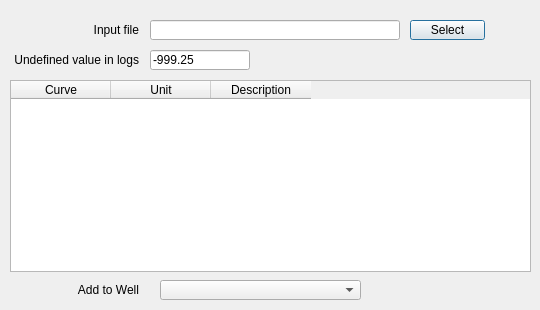
The window that well_pygeopressure/ui/import_logs_dialog.ui (whimian/pyGeoPressure_well) describes before a commit, drawn with Qt 5.
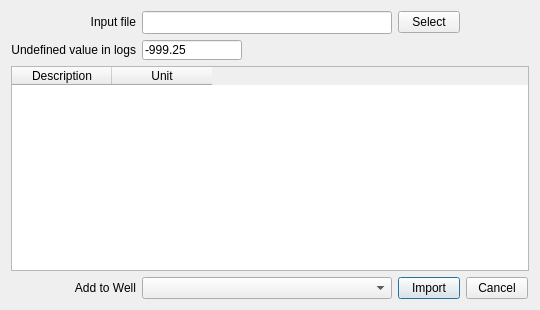
The same window after the commit.

Commit message: implement log import

What changed in the file:
```diff
--- a/well_pygeopressure/ui/import_logs_dialog.ui
+++ b/well_pygeopressure/ui/import_logs_dialog.ui
@@ -18,35 +18,68 @@
   </property>
   <property name="maximumSize">
    <size>
-    <width>540</width>
-    <height>310</height>
+    <width>16777215</width>
+    <height>16777215</height>
    </size>
   </property>
   <property name="windowTitle">
    <string>Import Logs</string>
   </property>
-  <widget class="QPushButton" name="selectButton">
-   <property name="geometry">
-    <rect>
-     <x>410</x>
-     <y>20</y>
-     <width>75</width>
-     <height>20</height>
-    </rect>
-   </property>
+  <layout class="QGridLayout" name="gridLayout">
+   <item row="0" column="1">
+    <widget class="QLineEdit" name="file_lineEdit">
+     <property name="minimumSize">
+      <size>
+       <width>250</width>
+       <height>23</height>
+      </size>
+     </property>
+     <property name="maximumSize">
+      <size>
+       <width>16777215</width>
+       <height>16777215</height>
+      </size>
+     </property>
+     <property name="readOnly">
+      <bool>true</bool>
+     </property>
+    </widget>
+   </item>
+   <item row="3" column="0" colspan="4">
+    <widget class="QTableWidget" name="tableWidget">
+     <column>
    <property name="text">
-    <string>Select</string>
-   </property>
-  </widget>
+       <string>Description</string>
+      </property>
+     </column>
+     <column>
+      <property name="text">
+       <string>Unit</string>
+      </property>
+     </column>
+    </widget>
+   </item>
+   <item row="4" column="0">
+    <widget class="QLabel" name="label_4">
+     <property name="maximumSize">
+      <size>
+       <width>16777215</width>
+       <height>16777215</height>
+      </size>
+     </property>
+     <property name="text">
+      <string>Add to Well</string>
+     </property>
+     <property name="alignment">
+      <set>Qt::AlignRight|Qt::AlignTrailing|Qt::AlignVCenter</set>
+     </property>
+    </widget>
+   </item>
+   <item row="4" column="1">
+    <widget class="QComboBox" name="wells_comboBox"/>
+   </item>
+   <item row="0" column="0">
   <widget class="QLabel" name="label_2">
-   <property name="geometry">
-    <rect>
-     <x>10</x>
-     <y>20</y>
-     <width>129</width>
-     <height>20</height>
-    </rect>
-   </property>
    <property name="maximumSize">
     <size>
      <width>16777215</width>
@@ -60,62 +93,9 @@
     <set>Qt::AlignRight|Qt::AlignTrailing|Qt::AlignVCenter</set>
    </property>
   </widget>
-  <widget class="QLineEdit" name="file_lineEdit">
-   <property name="geometry">
-    <rect>
-     <x>150</x>
-     <y>20</y>
-     <width>250</width>
-     <height>20</height>
-    </rect>
-   </property>
-   <property name="minimumSize">
-    <size>
-     <width>250</width>
-     <height>20</height>
-    </size>
-   </property>
-   <property name="maximumSize">
-    <size>
-     <width>300</width>
-     <height>20</height>
-    </size>
-   </property>
-   <property name="readOnly">
-    <bool>true</bool>
-   </property>
-  </widget>
-  <widget class="QLabel" name="label_3">
-   <property name="geometry">
-    <rect>
-     <x>10</x>
-     <y>50</y>
-     <width>129</width>
-     <height>20</height>
-    </rect>
-   </property>
-   <property name="maximumSize">
-    <size>
-     <width>16777215</width>
-     <height>20</height>
-    </size>
-   </property>
-   <property name="text">
-    <string>Undefined value in logs</string>
-   </property>
-   <property name="alignment">
-    <set>Qt::AlignRight|Qt::AlignTrailing|Qt::AlignVCenter</set>
-   </property>
-  </widget>
+   </item>
+   <item row="1" column="1">
   <widget class="QLineEdit" name="undefined_lineEdit">
-   <property name="geometry">
-    <rect>
-     <x>150</x>
-     <y>50</y>
-     <width>100</width>
-     <height>20</height>
-    </rect>
-   </property>
    <property name="minimumSize">
     <size>
      <width>100</width>
@@ -135,15 +115,9 @@
     <bool>true</bool>
    </property>
   </widget>
-  <widget class="QLabel" name="label_4">
-   <property name="geometry">
-    <rect>
-     <x>10</x>
-     <y>280</y>
-     <width>129</width>
-     <height>20</height>
-    </rect>
-   </property>
+   </item>
+   <item row="1" column="0">
+    <widget class="QLabel" name="label_3">
    <property name="maximumSize">
     <size>
      <width>16777215</width>
@@ -151,47 +125,66 @@
     </size>
    </property>
    <property name="text">
-    <string>Add to Well</string>
+      <string>Undefined value in logs</string>
    </property>
    <property name="alignment">
     <set>Qt::AlignRight|Qt::AlignTrailing|Qt::AlignVCenter</set>
    </property>
   </widget>
-  <widget class="QComboBox" name="wells_comboBox">
-   <property name="geometry">
-    <rect>
-     <x>160</x>
-     <y>280</y>
-     <width>201</width>
+   </item>
+   <item row="4" column="2">
+    <widget class="QPushButton" name="importButton">
+     <property name="maximumSize">
+      <size>
+       <width>62</width>
+       <height>16777215</height>
+      </size>
+     </property>
+     <property name="text">
+      <string>Import</string>
+     </property>
+    </widget>
+   </item>
+   <item row="0" column="2">
+    <widget class="QPushButton" name="selectButton">
+     <property name="maximumSize">
+      <size>
+       <width>62</width>
+       <height>16777215</height>
+      </size>
+     </property>
+     <property name="text">
+      <string>Select</string>
+     </property>
+    </widget>
+   </item>
+   <item row="0" column="3">
+    <spacer name="horizontalSpacer">
+     <property name="orientation">
+      <enum>Qt::Horizontal</enum>
+     </property>
+     <property name="sizeHint" stdset="0">
+      <size>
+       <width>40</width>
      <height>20</height>
-    </rect>
-   </property>
-  </widget>
-  <widget class="QTableWidget" name="tableWidget">
-   <property name="geometry">
-    <rect>
-     <x>10</x>
-     <y>80</y>
-     <width>521</width>
-     <height>192</height>
-    </rect>
-   </property>
-   <column>
+      </size>
+     </property>
+    </spacer>
+   </item>
+   <item row="4" column="3">
+    <widget class="QPushButton" name="cancelButton">
+     <property name="maximumSize">
+      <size>
+       <width>62</width>
+       <height>16777215</height>
+      </size>
+     </property>
     <property name="text">
-     <string>Curve</string>
-    </property>
-   </column>
-   <column>
-    <property name="text">
-     <string>Unit</string>
-    </property>
-   </column>
-   <column>
-    <property name="text">
-     <string>Description</string>
-    </property>
-   </column>
-  </widget>
+      <string>Cancel</string>
+     </property>
+    </widget>
+   </item>
+  </layout>
  </widget>
  <resources/>
  <connections/>
```
Left out of the diff: 19 changed lines with no effect on the pictures. Lines whose indentation alone changed are shown as unchanged. The commit also changes 2 other files.
